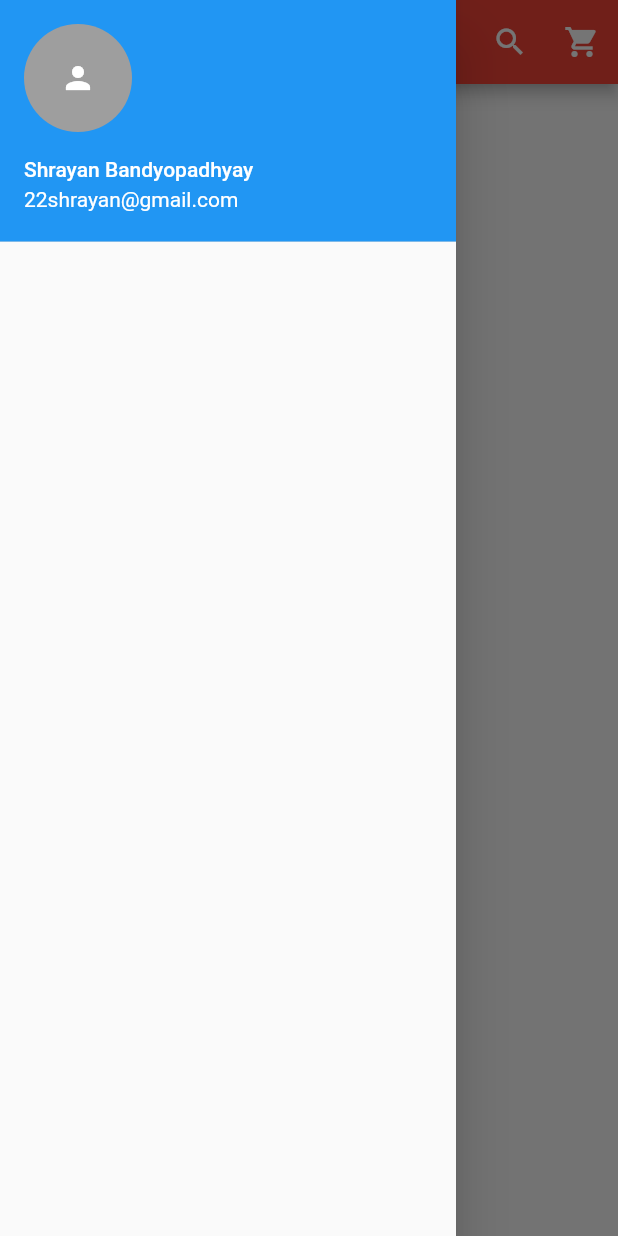
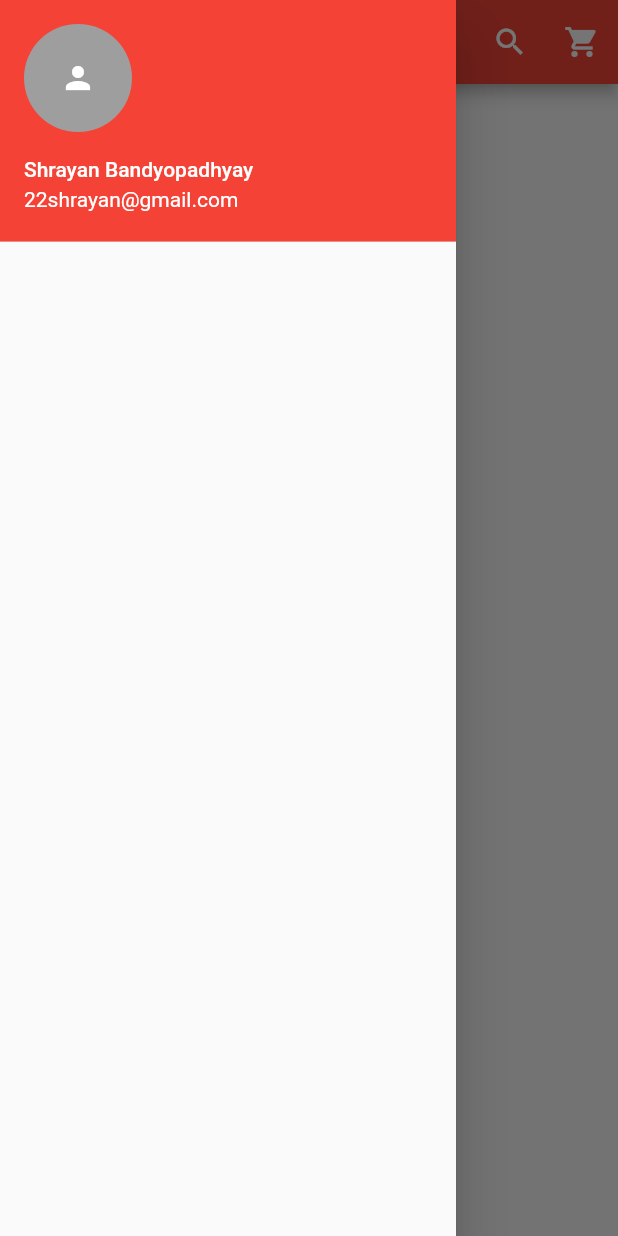
Before and after one commit to mr-shrayan/tello, a Flutter app: the screen it shows after launch, with the side drawer open, on a phone screen of 412 x 824 dp. Run offline on Flutter 3.47's test engine with Material 2 defaults, Android fonts, the phone set to English and light mode, and no system bars.

Commit message:
changed BoxDecoration of the account picture drawer. Color Blue ->  Red

```diff
--- a/lib/main.dart
+++ b/lib/main.dart
@@ -40,7 +40,12 @@ class _HomePageState extends State<HomePage> {
                 child: Icon(Icons.person, color: Colors.white,),
               ),
             ),
+              decoration: new BoxDecoration(
+                color: Colors.red
+              ),
             ),
+
+            // body
           ],
         ),
       ),
```
